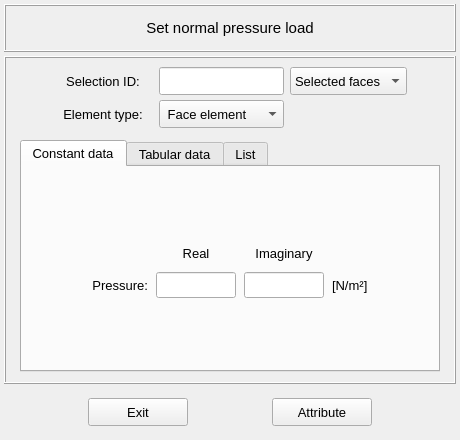
The window that vibra/interface/data/ui_files/model/structural/normal_pressure_load_inputs.ui (MOPT-UFSC/VIBRA) describes before a commit, drawn with Qt 5.
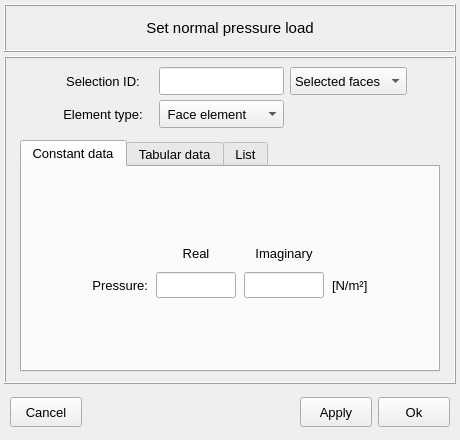
The same window after the commit. Icons and pictures are not drawn.

Commit message: Standardize the structural properties UI buttons

Patch:
```diff
--- a/vibra/interface/data/ui_files/model/structural/normal_pressure_load_inputs.ui
+++ b/vibra/interface/data/ui_files/model/structural/normal_pressure_load_inputs.ui
@@ -34,7 +34,6 @@
   <property name="font">
    <font>
     <pointsize>11</pointsize>
-    <weight>50</weight>
     <bold>false</bold>
    </font>
   </property>
@@ -1139,7 +1138,7 @@
     <widget class="QFrame" name="frame_7">
      <property name="minimumSize">
       <size>
-       <width>340</width>
+       <width>0</width>
        <height>48</height>
       </size>
      </property>
@@ -1157,82 +1156,146 @@
      </property>
      <layout class="QGridLayout" name="gridLayout_11">
       <property name="leftMargin">
-       <number>0</number>
+       <number>6</number>
       </property>
       <property name="topMargin">
        <number>0</number>
       </property>
       <property name="rightMargin">
-       <number>0</number>
+       <number>6</number>
       </property>
       <property name="bottomMargin">
        <number>0</number>
       </property>
-      <property name="spacing">
+      <property name="verticalSpacing">
        <number>0</number>
       </property>
+      <item row="0" column="3">
+       <widget class="QPushButton" name="pushButton_apply_and_close">
+        <property name="minimumSize">
+         <size>
+          <width>72</width>
+          <height>30</height>
+         </size>
+        </property>
+        <property name="maximumSize">
+         <size>
+          <width>72</width>
+          <height>30</height>
+         </size>
+        </property>
+        <property name="font">
+         <font>
+          <pointsize>10</pointsize>
+          <italic>false</italic>
+          <bold>false</bold>
+         </font>
+        </property>
+        <property name="styleSheet">
+         <string notr="true"/>
+        </property>
+        <property name="text">
+         <string>Ok</string>
+        </property>
+        <property name="autoDefault">
+         <bool>false</bool>
+        </property>
+        <property name="default">
+         <bool>false</bool>
+        </property>
+        <property name="flat">
+         <bool>false</bool>
+        </property>
+       </widget>
+      </item>
+      <item row="0" column="2">
+       <widget class="QPushButton" name="pushButton_apply">
+        <property name="minimumSize">
+         <size>
+          <width>72</width>
+          <height>30</height>
+         </size>
+        </property>
+        <property name="maximumSize">
+         <size>
+          <width>72</width>
+          <height>30</height>
+         </size>
+        </property>
+        <property name="font">
+         <font>
+          <pointsize>10</pointsize>
+          <italic>false</italic>
+          <bold>false</bold>
+         </font>
+        </property>
+        <property name="styleSheet">
+         <string notr="true"/>
+        </property>
+        <property name="text">
+         <string>Apply</string>
+        </property>
+        <property name="autoDefault">
+         <bool>false</bool>
+        </property>
+        <property name="default">
+         <bool>false</bool>
+        </property>
+        <property name="flat">
+         <bool>false</bool>
+        </property>
+       </widget>
+      </item>
       <item row="0" column="0">
        <widget class="QPushButton" name="pushButton_exit">
         <property name="minimumSize">
          <size>
-          <width>100</width>
-          <height>28</height>
+          <width>72</width>
+          <height>30</height>
          </size>
         </property>
         <property name="maximumSize">
          <size>
-          <width>100</width>
-          <height>28</height>
+          <width>72</width>
+          <height>30</height>
          </size>
         </property>
         <property name="font">
          <font>
           <pointsize>10</pointsize>
+          <italic>false</italic>
+          <bold>false</bold>
          </font>
         </property>
         <property name="styleSheet">
          <string notr="true"/>
         </property>
         <property name="text">
-         <string>Exit</string>
+         <string>Cancel</string>
         </property>
         <property name="autoDefault">
          <bool>false</bool>
         </property>
+        <property name="default">
+         <bool>false</bool>
+        </property>
+        <property name="flat">
+         <bool>false</bool>
+        </property>
        </widget>
       </item>
       <item row="0" column="1">
-       <widget class="QPushButton" name="pushButton_attribute">
-        <property name="minimumSize">
-         <size>
-          <width>100</width>
-          <height>28</height>
-         </size>
+       <spacer name="horizontalSpacer_17">
+        <property name="orientation">
+         <enum>Qt::Orientation::Horizontal</enum>
         </property>
-        <property name="maximumSize">
+        <property name="sizeHint" stdset="0">
          <size>
-          <width>100</width>
-          <height>28</height>
+          <width>40</width>
+          <height>20</height>
          </size>
         </property>
-        <property name="font">
-         <font>
-          <pointsize>10</pointsize>
-         </font>
-        </property>
-        <property name="styleSheet">
-         <string notr="true"/>
-        </property>
-        <property name="text">
-         <string>Attribute</string>
-        </property>
-        <property name="autoDefault">
-         <bool>false</bool>
-        </property>
-        <property name="default">
-         <bool>false</bool>
-        </property>
-       </widget>
+       </spacer>
       </item>
      </layout>
     </widget>
```
Left out of the diff: 203 changed lines with no effect on the pictures. The commit also changes 11 other files.
